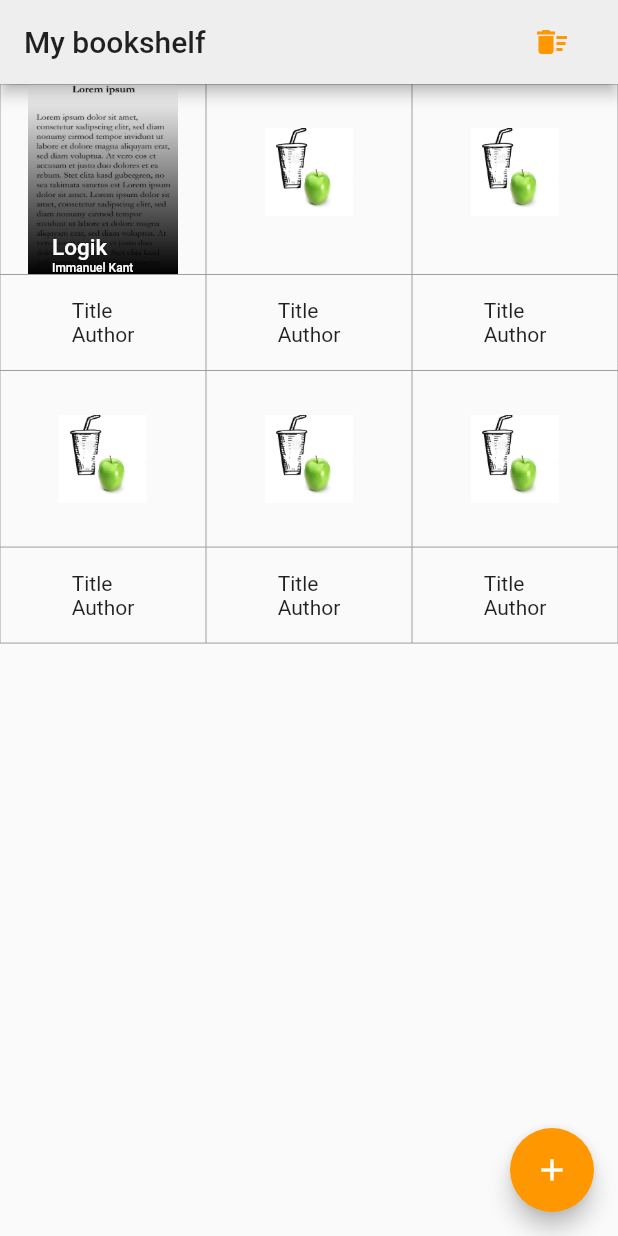
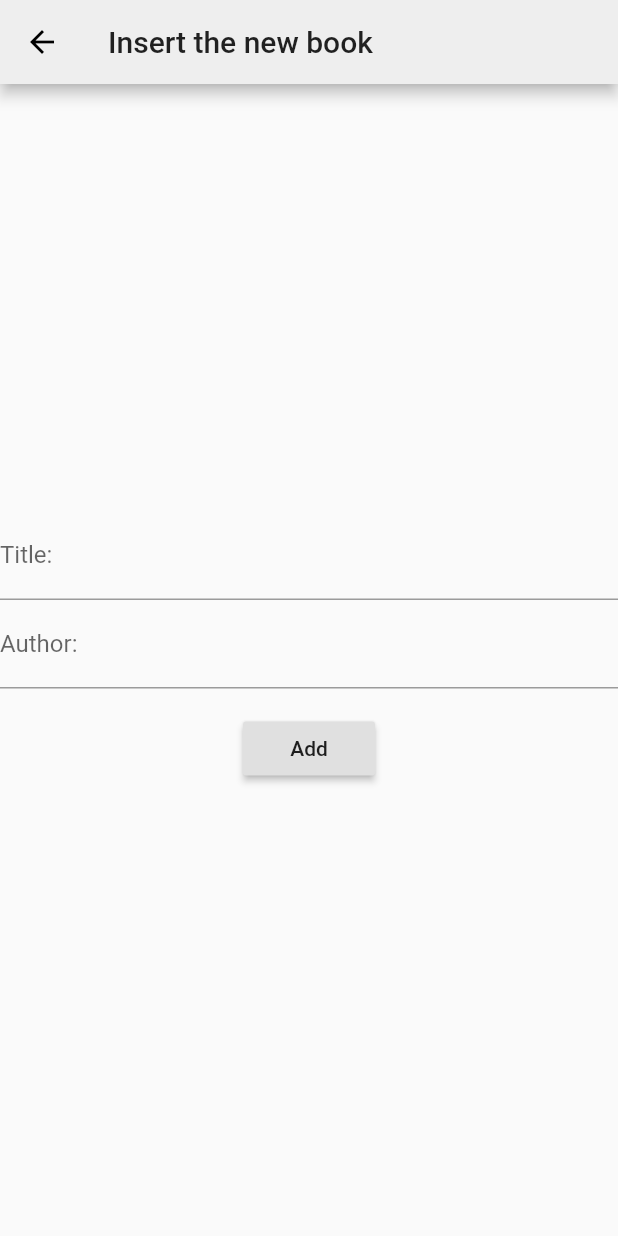
Before and after one commit to mobileappdevhm19/HINT-Reader, a Flutter app: the screen it shows after launch, after a tap on the "add" icon, on a phone screen of 412 x 824 dp. Run offline on Flutter 3.47's test engine with Material 2 defaults, Android fonts, the light colour scheme and no system bars; our stand-ins replace sqflite; accounts and stored records are empty.

Commit message:
Now the database has a function that allows to load thumbnails from a json (the json will be provided by the backend, now there is an example). Just to try that the book shelf view is programmatically filled, I created 2 buttons to insert and delete books.

```diff
--- a/hintreader/lib/BookModel.dart
+++ b/hintreader/lib/BookModel.dart
@@ -1,13 +1,30 @@
 import 'dart:convert';
 
-Book BookFromJson(String str) {
+BookFactory bookFactoryFromJson(String str) {
   final jsonData = json.decode(str);
-  return Book.fromMap(jsonData);
+  return BookFactory.fromJson(jsonData);
 }
 
-String BookToJson(Book data) {
+String bookFactoryToJson(Book data) {
   final dyn = data.toMap();
   return json.encode(dyn);
+}
+
+//Use the contact factory to create a list of contacts out of a valid json string
+class BookFactory {
+  List<Book> books;
+
+  BookFactory({
+    this.books,
+  });
+
+  factory BookFactory.fromJson(Map<String, dynamic> json) => new BookFactory(
+    books: new List<Book>.from(json["books"].map((x) => Book.fromMap(x))),
+  );
+
+  Map<String, dynamic> toJson() => {
+    "books": new List<dynamic>.from(books.map((x) => x.toMap())),
+  };
 }
 
 class Book {
--- a/hintreader/lib/database.dart
+++ b/hintreader/lib/database.dart
@@ -1,6 +1,7 @@
 import 'dart:async';
 import 'dart:io';
 
+import 'package:flutter/material.dart';
 import 'package:path/path.dart';
 import 'package:path_provider/path_provider.dart';
 import 'package:hintreader/BookModel.dart';
@@ -35,6 +36,21 @@ class DBProvider {
         });
   }
 
+  //show a progress indicator, fetch data, close indicator and return
+  void loadBookFromJson(BuildContext context) async {
+    //fetch data from local database
+    var bookList = await getAllBooks();// = await getAllBooks();
+    if(bookList.length == 0) {
+      String data = await DefaultAssetBundle.of(context).loadString(
+          "assets/books.json");
+      var books = bookFactoryFromJson(data).books;
+      //foreach book (we have got from the api) insert into local database
+      books.forEach((book) => newBook(book));
+      bookList = books;
+    }
+    //return bookList; //return the fetched contacts
+  }
+
   newBook(Book newBook) async {
     final db = await database;
     //get the biggest id in the table
@@ -61,6 +77,7 @@ class DBProvider {
     return res;
   }
 
+  //get a book given the title
   getBook(String title) async {
     final db = await database;
     var res = await db.query("Book", where: "title = ?", whereArgs: [title]);
@@ -80,6 +97,7 @@ class DBProvider {
     return list;
   }
 
+  //get all the books in the database
   Future<List<Book>> getAllBooks() async {
     final db = await database;
     var res = await db.query("Book");
@@ -88,13 +106,15 @@ class DBProvider {
     return list;
   }
 
+  //delete a book given the title
   deleteBook(String title) async {
     final db = await database;
     return db.delete("Book", where: "title = ?", whereArgs: [title]);
   }
 
+  //delete all the book
   deleteAll() async {
     final db = await database;
-    db.rawDelete("Delete * from Book");
+    db.rawDelete('DELETE FROM User WHERE');
   }
 }
--- a/hintreader/lib/views/BookshelfView.dart
+++ b/hintreader/lib/views/BookshelfView.dart
@@ -2,6 +2,8 @@ import 'package:flutter/material.dart';
 import 'package:hintreader/BookCard.dart';
 import 'package:hintreader/BookModel.dart';
 import 'package:hintreader/database.dart';
+import 'package:hintreader/views/insertBook.dart';
+import 'package:hintreader/views/deleteBook.dart';
 
 class Bookshelf extends StatefulWidget {
   Bookshelf(this.title);
@@ -17,20 +19,7 @@ class _BookshelfState extends State<Bookshelf> {
   double width = 0;
   double height = 0;
   bool vertical = true;
-
-  var books = [
-    true,
-    false,
-    false,
-    false,
-    false,
-    false,
-    false,
-    false,
-    false,
-    false
-  ];
-  int book = 0;
+  //List<Book> _books = new List<Book>();
 
   @override
   Widget build(BuildContext context) {
@@ -40,10 +29,15 @@ class _BookshelfState extends State<Bookshelf> {
           FlatButton(
             child: Icon(Icons.delete_sweep, color: Colors.orange),
             onPressed: () => {
-              setState(() {DBProvider.db.deleteBook("Logik");})
-            },
-          )
-                ],
+                  Navigator.push(
+                    context,
+                    MaterialPageRoute(builder: (context) {
+                      return DeleteBook();
+                    }),
+                  )
+                },
+          ),
+        ],
         title: Text(widget.title),
       ),
       body: OrientationBuilder(
@@ -56,102 +50,24 @@ class _BookshelfState extends State<Bookshelf> {
       floatingActionButton: FloatingActionButton(
         backgroundColor: Colors.orange,
         child: Icon(Icons.add),
-        onPressed: () async {
-          Book rnd = Book(title: "Logik", author: "Immanuel Kant", picture: "verticalLargeNoDarkmode.PNG");
-          await DBProvider.db.newBook(rnd);
-          setState(() {});
+        onPressed: () {
+          Navigator.push(
+            context,
+            MaterialPageRoute(builder: (context) {
+              return InsertBook();
+            }),
+          );
         },
       ),
     );
   }
 
-  newBookCell(int m) {
-    return TableCell(
-      child: Row(
-        mainAxisAlignment: MainAxisAlignment.spaceAround,
-        children: <Widget>[
-          Container(
-              constraints: BoxConstraints.loose(box),
-              child: books[m % (books.length - 1)] == true
-                  ? BookCard(
-                      "verticalLargeNoDarkmode.PNG", "Logik", "Immanuel Kant")
-                  : Image.asset(
-                      "assets/main_icon.png",
-                      height: (height / 7),
-                      width: (width / 7),
-                    ))
-        ],
-      ),
-    );
-  }
-
-  newDescriptionCell() {
-    return TableCell(
-      child: Row(
-        mainAxisAlignment: MainAxisAlignment.center,
-        children: <Widget>[
-          ConstrainedBox(
-            constraints: BoxConstraints.loose(box),
-            child: Text("\nTitle\nAuthor\n"),
-          )
-        ],
-      ),
-    );
-  }
-
-  newBookRow(bool m) {
-    vertical == false ? book = book % 3 : book = book;
-    if (m) {
-      return TableRow(
-          decoration: new BoxDecoration(
-            color: Colors.grey,
-          ),
-          children: [
-            newBookCell(book++),
-            newBookCell(book++),
-            newBookCell(book++),
-          ]);
-    } else {
-      return TableRow(children: [
-        newBookCell(book++),
-        newBookCell(book++),
-        newBookCell(book++),
-      ]);
-    }
-  }
-
-  newInfoRow(bool m) {
-    if (m) {
-      return TableRow(
-          decoration: new BoxDecoration(
-            color: Colors.grey,
-          ),
-          children: [
-            newDescriptionCell(),
-            newDescriptionCell(),
-            newDescriptionCell(),
-          ]);
-    } else {
-      return TableRow(children: [
-        newDescriptionCell(),
-        newDescriptionCell(),
-        newDescriptionCell(),
-      ]);
-    }
-  }
-
   verticalTable() {
     vertical = true;
-    book = 0;
     print("Vertical");
     scaleImageSize();
+    DBProvider.db.loadBookFromJson(context);
     return Column(children: <Widget>[
-      Table(border: TableBorder.all(width: 0.0, color: Colors.grey), children: [
-        newBookRow(false),
-        newInfoRow(false),
-        newBookRow(false),
-        newInfoRow(false),
-      ]),
       Container(
         constraints: new BoxConstraints.expand(
           height: 127.0,
@@ -165,7 +81,9 @@ class _BookshelfState extends State<Bookshelf> {
                 itemCount: snapshot.data.length,
                 itemBuilder: (BuildContext context, int index) {
                   Book item = snapshot.data[index];
-                  return BookCard(item.picture, item.title, item.author);
+                  return Padding(
+                      padding: EdgeInsets.only(right: 8.0),
+                      child: BookCard(item.picture, item.title, item.author));
                 },
               );
             } else {
@@ -174,70 +92,40 @@ class _BookshelfState extends State<Bookshelf> {
           },
         ),
       ),
-      /*Table(
-          border: TableBorder.all(width: 1.0, color: Colors.black),
-          children: [
-            TableRow(
-                decoration: new BoxDecoration(
-                  color: Colors.grey,
-                ),
-                children: [
-                  TableCell(
-                    child: Row(
-                      mainAxisAlignment: MainAxisAlignment.center,
-                      children: <Widget>[
-                        ConstrainedBox(
-                          constraints: BoxConstraints.loose(box),
-                          child: Text("\nMost Recent\n"),
-                        ),
-                      ],
-                    ),
-                  ),
-                ]),
-          ]),*/
-      /*Table(
-          border: TableBorder.all(width: 0.0, color: Colors.blueGrey),
-          children: [
-            newBookRow(true),
-            newInfoRow(true),
-          ]),*/
     ]);
   }
 
   horizontalTable() {
     vertical = false;
-    book = 0;
     scaleImageSize();
     print("Horizontal");
     return Column(
       children: <Widget>[
-        Table(
-            border: TableBorder.all(width: 1.0, color: Colors.black),
-            children: [
-              TableRow(
-                  decoration: new BoxDecoration(
-                    color: Colors.grey,
-                  ),
-                  children: [
-                    TableCell(
-                      child: Row(
-                        mainAxisAlignment: MainAxisAlignment.center,
-                        children: <Widget>[
-                          ConstrainedBox(
-                            constraints: BoxConstraints.loose(box),
-                            child: Text("\nMost Recent\n"),
-                          ),
-                        ],
-                      ),
-                    ),
-                  ]),
-            ]),
-        Table(
-            border: TableBorder.all(width: 0.0, color: Colors.blueGrey),
-            children: [
-              newBookRow(true),
-              newInfoRow(true),
-            ]),
+        Container(
+          constraints: new BoxConstraints.expand(
+            height: 127.0,
+          ),
+          child: FutureBuilder<List<Book>>(
+            future: DBProvider.db.getAllBooks(),
+            builder:
+                (BuildContext context, AsyncSnapshot<List<Book>> snapshot) {
+              if (snapshot.hasData) {
+                return ListView.builder(
+                  scrollDirection: Axis.horizontal,
+                  itemCount: snapshot.data.length,
+                  itemBuilder: (BuildContext context, int index) {
+                    Book item = snapshot.data[index];
+                    return Padding(
+                        padding: EdgeInsets.only(right: 8.0),
+                        child: BookCard(item.picture, item.title, item.author));
+                  },
+                );
+              } else {
+                return Center(child: CircularProgressIndicator());
+              }
+            },
+          ),
+        ),
       ],
     );
   }
--- /dev/null
+++ b/hintreader/lib/views/insertBook.dart
@@ -0,0 +1,71 @@
+import 'package:flutter/material.dart';
+import 'package:hintreader/database.dart';
+import 'package:hintreader/BookModel.dart';
+
+
+class InsertBook extends StatefulWidget {
+  @override
+  InsertBookState createState() {return InsertBookState();
+  }
+}
+class InsertBookState extends State<InsertBook> {
+  var _title;
+  var _author;
+  static final _formKey = GlobalKey<FormState>();
+  Key _k1 = new GlobalKey();
+  Key _k2 = new GlobalKey();
+
+  @override
+  Widget build(BuildContext context) {
+    return Scaffold(
+      appBar: AppBar(title: Text("Insert the new book"),),
+      body: Form(
+        key: _formKey,
+        child: Column(
+          mainAxisAlignment: MainAxisAlignment.center,
+          children: <Widget>[
+            TextFormField(
+                key: _k1,
+                decoration: InputDecoration(labelText: 'Title:'),
+                validator: (v) {
+                  if (v.isNotEmpty) _title = v;
+                }),
+            TextFormField(
+                key: _k2,
+                decoration: InputDecoration(labelText: 'Author:'),
+                validator: (v) {
+                  if (v.isNotEmpty) _author = v;
+                }),
+            Padding(
+              padding: const EdgeInsets.symmetric(vertical: 16.0),
+              child: RaisedButton(
+                onPressed: () {
+                  if (_formKey.currentState.validate())
+                    _addBook(_title, _author, context);
+                },
+                child: Text('Add'),
+              ),
+            ),
+          ],
+        ),
+      ),
+    );
+  }
+
+  void _addBook(String title, String author, BuildContext context) {
+    if (title == null || author == null)
+      showDialog(
+          context: context,
+          builder: (context) {
+            return SimpleDialog(title: Text("Type a valid title/author."));
+          });
+    else {
+      DBProvider.db.newBook(Book(
+          title: title,
+          author: author,
+          picture: "verticalLargeNoDarkmode.PNG"));
+      Navigator.pop(context);
+      setState(() {});
+    }
+  }
+}
--- a/hintreader/pubspec.yaml
+++ b/hintreader/pubspec.yaml
@@ -93,6 +93,7 @@ flutter:
     - assets/verticalNormalNoDarkmode.PNG
     - assets/verticalSmallDarkmode.PNG
     - assets/verticalSmallNoDarkmode.PNG
+    - books.json
 
 
 flutter_icons:
```
Also changed, not shown: hintreader/lib/views/deleteBook.dart (added, +58 -0 lines).
